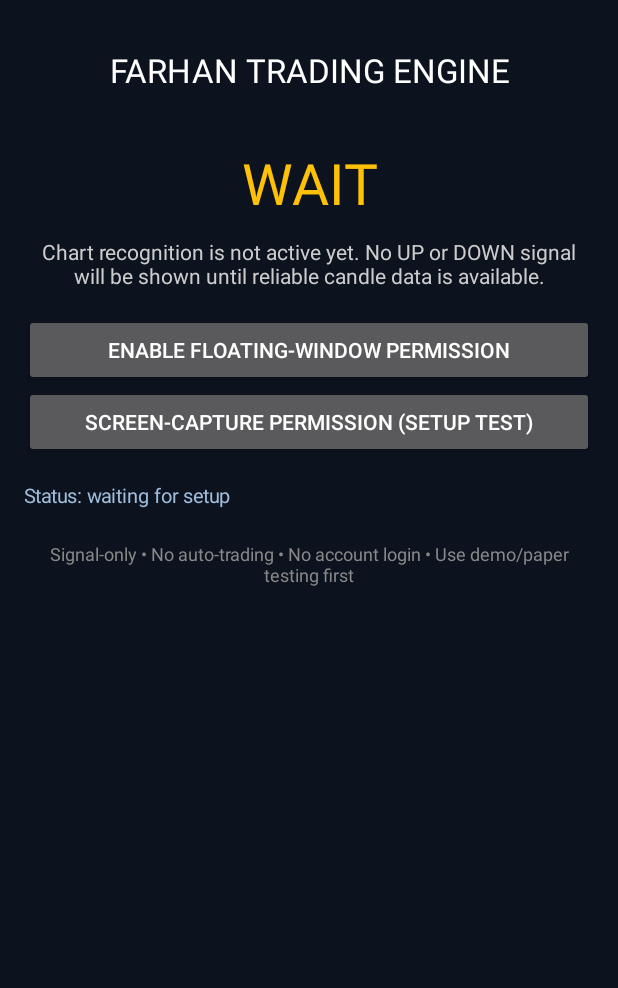
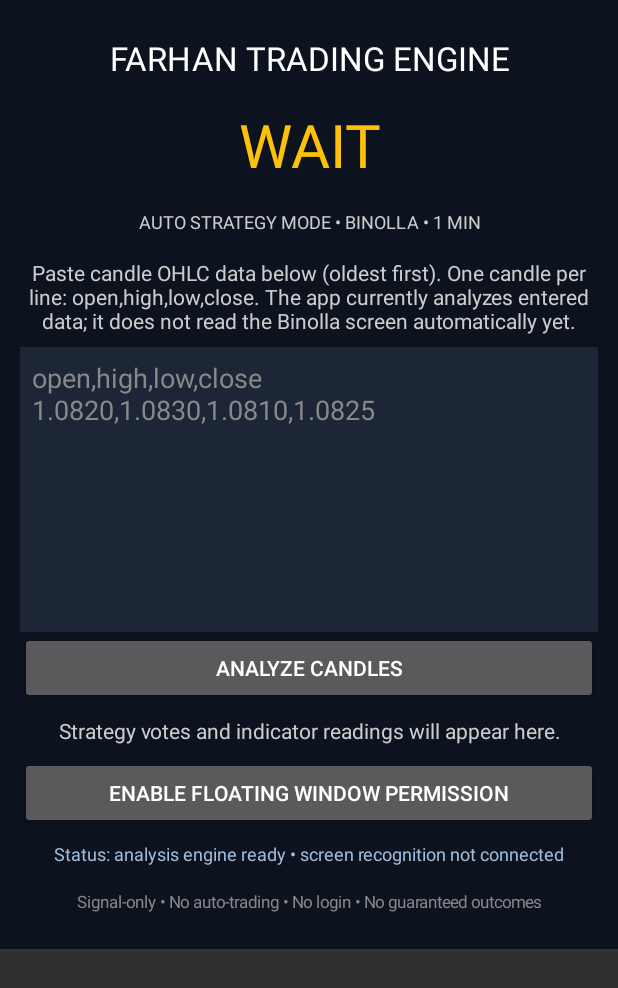
Before and after one commit to twork0599-bot/Farhan-Trading-Engine, an Android app: the screen it shows after launch (MainActivity), on a phone screen of 412 x 824 dp. Shown: the top 988 px of the screen. Run offline under Robolectric (Android 15) with nearby library versions, the phone set to English and light mode, and no system bars.

Commit message:
Add manual OHLC analysis interface

```diff
--- a/app/src/main/java/com/farhan/tradingengine/MainActivity.java
+++ b/app/src/main/java/com/farhan/tradingengine/MainActivity.java
@@ -7,105 +7,39 @@ import android.os.Bundle;
 import android.provider.Settings;
 import android.graphics.Color;
 import android.view.Gravity;
-import android.view.View;
-import android.widget.Button;
-import android.widget.LinearLayout;
-import android.widget.TextView;
+import android.widget.*;
+import android.text.InputType;
+import java.util.*;
 
 public class MainActivity extends Activity {
-    private TextView status;
-
-    @Override
-    protected void onCreate(Bundle savedInstanceState) {
-        super.onCreate(savedInstanceState);
-        buildScreen();
+    private TextView status, signal, details;
+    private EditText candles;
+    @Override protected void onCreate(Bundle b){super.onCreate(b); buildScreen();}
+    private TextView label(String value,int size,int color){
+        TextView t=new TextView(this);t.setText(value);t.setTextSize(size);t.setTextColor(color);t.setGravity(Gravity.CENTER);t.setPadding(4,12,4,12);return t;
     }
-
-    private void buildScreen() {
-        LinearLayout root = new LinearLayout(this);
-        root.setOrientation(LinearLayout.VERTICAL);
-        root.setPadding(24, 36, 24, 24);
-        root.setBackgroundColor(Color.rgb(12, 18, 30));
-
-        TextView title = new TextView(this);
-        title.setText("FARHAN TRADING ENGINE");
-        title.setTextColor(Color.WHITE);
-        title.setTextSize(22);
-        title.setGravity(Gravity.CENTER);
-        title.setPadding(0, 12, 0, 28);
-        root.addView(title);
-
-        TextView signal = new TextView(this);
-        signal.setText("WAIT");
-        signal.setTextColor(Color.rgb(255, 193, 7));
-        signal.setTextSize(38);
-        signal.setGravity(Gravity.CENTER);
-        signal.setPadding(0, 24, 0, 8);
-        root.addView(signal);
-
-        TextView note = new TextView(this);
-        note.setText("Chart recognition is not active yet. No UP or DOWN signal will be shown until reliable candle data is available.");
-        note.setTextColor(Color.LTGRAY);
-        note.setTextSize(14);
-        note.setGravity(Gravity.CENTER);
-        note.setPadding(8, 8, 8, 24);
-        root.addView(note);
-
-        Button overlay = new Button(this);
-        overlay.setText("Enable floating-window permission");
-        overlay.setOnClickListener(v -> {
-            Intent intent = new Intent(Settings.ACTION_MANAGE_OVERLAY_PERMISSION,
-                Uri.parse("package:" + getPackageName()));
-            startActivity(intent);
-        });
-        root.addView(overlay);
-
-        Button capture = new Button(this);
-        capture.setText("Screen-capture permission (setup test)");
-        capture.setOnClickListener(v -> {
-            status.setText("Screen capture is not started. This button only opens Android's consent screen.");
-            android.media.projection.MediaProjectionManager manager =
-                (android.media.projection.MediaProjectionManager)
-                    getSystemService(MEDIA_PROJECTION_SERVICE);
-            if (manager != null) {
-                startActivityForResult(manager.createScreenCaptureIntent(), 4101);
-            }
-        });
-        root.addView(capture);
-
-        status = new TextView(this);
-        status.setText("Status: waiting for setup");
-        status.setTextColor(Color.rgb(160, 190, 220));
-        status.setTextSize(13);
-        status.setPadding(0, 24, 0, 8);
-        root.addView(status);
-
-        TextView footer = new TextView(this);
-        footer.setText("Signal-only • No auto-trading • No account login • Use demo/paper testing first");
-        footer.setTextColor(Color.GRAY);
-        footer.setTextSize(12);
-        footer.setGravity(Gravity.CENTER);
-        footer.setPadding(0, 24, 0, 0);
-        root.addView(footer);
-
-        setContentView(root);
+    private void buildScreen(){
+        ScrollView scroll=new ScrollView(this);
+        LinearLayout root=new LinearLayout(this);root.setOrientation(LinearLayout.VERTICAL);root.setPadding(20,24,20,24);root.setBackgroundColor(Color.rgb(12,18,30));scroll.addView(root);
+        root.addView(label("FARHAN TRADING ENGINE",22,Color.WHITE));
+        signal=label("WAIT",40,Color.rgb(255,193,7));root.addView(signal);
+        root.addView(label("AUTO STRATEGY MODE • BINOLLA • 1 MIN",12,Color.LTGRAY));
+        TextView info=label("Paste candle OHLC data below (oldest first). One candle per line: open,high,low,close. The app currently analyzes entered data; it does not read the Binolla screen automatically yet.",14,Color.LTGRAY);root.addView(info);
+        candles=new EditText(this);candles.setHint("open,high,low,close\n1.0820,1.0830,1.0810,1.0825");candles.setTextColor(Color.WHITE);candles.setHintTextColor(Color.GRAY);candles.setGravity(Gravity.TOP|Gravity.START);candles.setMinLines(8);candles.setInputType(InputType.TYPE_CLASS_TEXT|InputType.TYPE_TEXT_FLAG_MULTI_LINE|InputType.TYPE_TEXT_FLAG_NO_SUGGESTIONS);candles.setPadding(12,12,12,12);candles.setBackgroundColor(Color.rgb(28,38,55));root.addView(candles);
+        Button analyze=new Button(this);analyze.setText("ANALYZE CANDLES");analyze.setOnClickListener(v->runAnalysis());root.addView(analyze);
+        details=label("Strategy votes and indicator readings will appear here.",14,Color.LTGRAY);root.addView(details);
+        Button overlay=new Button(this);overlay.setText("ENABLE FLOATING WINDOW PERMISSION");overlay.setOnClickListener(v->{Intent i=new Intent(Settings.ACTION_MANAGE_OVERLAY_PERMISSION,Uri.parse("package:"+getPackageName()));startActivity(i);});root.addView(overlay);
+        status=label("Status: analysis engine ready • screen recognition not connected",12,Color.rgb(160,190,220));root.addView(status);
+        root.addView(label("Signal-only • No auto-trading • No login • No guaranteed outcomes",11,Color.GRAY));
+        setContentView(scroll);
     }
-
-    @Override
-    protected void onActivityResult(int requestCode, int resultCode, Intent data) {
-        super.onActivityResult(requestCode, resultCode, data);
-        if (requestCode == 4101) {
-            status.setText(resultCode == RESULT_OK
-                ? "Permission granted for this setup test only; capture is not running."
-                : "Screen-capture permission was not granted.");
-        }
-    }
-
-    @Override
-    protected void onResume() {
-        super.onResume();
-        if (status != null && Settings.canDrawOverlays(this)) {
-            status.setText("Overlay permission is enabled. Signal engine is still inactive.");
-        }
+    private void runAnalysis(){
+        try{
+            List<SignalEngine.Candle> data=SignalEngine.parse(candles.getText().toString());
+            SignalEngine.Result r=SignalEngine.analyze(data);
+            signal.setText(r.direction);signal.setTextColor("UP".equals(r.direction)?Color.rgb(50,220,130):"DOWN".equals(r.direction)?Color.rgb(255,85,85):Color.rgb(255,193,7));
+            details.setText(r.reason+"\nRSI(14): "+String.format(Locale.US,"%.1f",r.rsi)+"\nEMA 9: "+r.emaFast+"\nEMA 20: "+r.emaSlow+"\nCandles analyzed: "+data.size());
+            status.setText("Status: analysis complete • votes are rule-based, not a proven win rate");
+        }catch(Exception e){signal.setText("WAIT");signal.setTextColor(Color.rgb(255,193,7));details.setText(e.getMessage());status.setText("Status: need valid candle data");}
     }
 }
```
